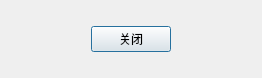
Before: the Qt Designer form ImageShop/FeatureExtraction.ui in Ning-Yin/ImageShop, drawn with Qt 5.
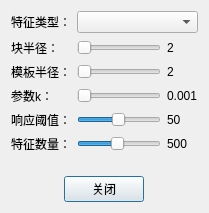
After: the same form once the commit is applied.

```diff
--- a/ImageShop/FeatureExtraction.ui
+++ b/ImageShop/FeatureExtraction.ui
@@ -6,45 +6,293 @@
    <rect>
     <x>0</x>
     <y>0</y>
-    <width>262</width>
-    <height>78</height>
+    <width>204</width>
+    <height>213</height>
    </rect>
   </property>
   <property name="windowTitle">
    <string>特征提取</string>
   </property>
   <layout class="QGridLayout" name="gridLayout">
+   <item row="4" column="0">
+    <widget class="QLabel" name="labelRt">
+     <property name="text">
+      <string>响应阈值：</string>
+     </property>
+    </widget>
+   </item>
+   <item row="4" column="1">
+    <widget class="QSlider" name="sliderRt">
+     <property name="sizePolicy">
+      <sizepolicy hsizetype="Fixed" vsizetype="Fixed">
+       <horstretch>0</horstretch>
+       <verstretch>0</verstretch>
+      </sizepolicy>
+     </property>
+     <property name="minimum">
+      <number>1</number>
+     </property>
+     <property name="maximum">
+      <number>100</number>
+     </property>
+     <property name="value">
+      <number>50</number>
+     </property>
+     <property name="orientation">
+      <enum>Qt::Horizontal</enum>
+     </property>
+    </widget>
+   </item>
+   <item row="7" column="0" colspan="3" alignment="Qt::AlignHCenter">
+    <widget class="QPushButton" name="pushButton">
+     <property name="sizePolicy">
+      <sizepolicy hsizetype="Fixed" vsizetype="Fixed">
+       <horstretch>0</horstretch>
+       <verstretch>0</verstretch>
+      </sizepolicy>
+     </property>
+     <property name="text">
+      <string>关闭</string>
+     </property>
+    </widget>
+   </item>
+   <item row="3" column="2">
+    <widget class="QLabel" name="valueK">
+     <property name="sizePolicy">
+      <sizepolicy hsizetype="Fixed" vsizetype="Preferred">
+       <horstretch>0</horstretch>
+       <verstretch>0</verstretch>
+      </sizepolicy>
+     </property>
+     <property name="text">
+      <string>0.001</string>
+     </property>
+    </widget>
+   </item>
+   <item row="1" column="2">
+    <widget class="QLabel" name="valueBr">
+     <property name="sizePolicy">
+      <sizepolicy hsizetype="Fixed" vsizetype="Preferred">
+       <horstretch>0</horstretch>
+       <verstretch>0</verstretch>
+      </sizepolicy>
+     </property>
+     <property name="text">
+      <string>2    </string>
+     </property>
+    </widget>
+   </item>
+   <item row="0" column="1" colspan="2">
+    <widget class="QComboBox" name="comboBox">
+     <property name="sizePolicy">
+      <sizepolicy hsizetype="Preferred" vsizetype="Fixed">
+       <horstretch>0</horstretch>
+       <verstretch>0</verstretch>
+      </sizepolicy>
+     </property>
+     <property name="currentIndex">
+      <number>-1</number>
+     </property>
+     <item>
+      <property name="text">
+       <string>Harris角点</string>
+      </property>
+     </item>
+     <item>
+      <property name="text">
+       <string>最小特征值角点</string>
+      </property>
+     </item>
+     <item>
+      <property name="text">
+       <string>ORB特征</string>
+      </property>
+     </item>
+     <item>
+      <property name="text">
+       <string>FAST特征</string>
+      </property>
+     </item>
+     <item>
+      <property name="text">
+       <string>BRISK特征</string>
+      </property>
+     </item>
+     <item>
+      <property name="text">
+       <string>MSER特征</string>
+      </property>
+     </item>
+    </widget>
+   </item>
+   <item row="2" column="2">
+    <widget class="QLabel" name="valueKr">
+     <property name="sizePolicy">
+      <sizepolicy hsizetype="Fixed" vsizetype="Preferred">
+       <horstretch>0</horstretch>
+       <verstretch>0</verstretch>
+      </sizepolicy>
+     </property>
+     <property name="text">
+      <string>2    </string>
+     </property>
+    </widget>
+   </item>
+   <item row="2" column="1">
+    <widget class="QSlider" name="sliderKr">
+     <property name="sizePolicy">
+      <sizepolicy hsizetype="Fixed" vsizetype="Fixed">
+       <horstretch>0</horstretch>
+       <verstretch>0</verstretch>
+      </sizepolicy>
+     </property>
+     <property name="minimum">
+      <number>2</number>
+     </property>
+     <property name="maximum">
+      <number>16</number>
+     </property>
+     <property name="orientation">
+      <enum>Qt::Horizontal</enum>
+     </property>
+    </widget>
+   </item>
+   <item row="1" column="0">
+    <widget class="QLabel" name="labelBr">
+     <property name="text">
+      <string>块半径：</string>
+     </property>
+    </widget>
+   </item>
    <item row="0" column="0">
-    <layout class="QHBoxLayout">
-     <property name="spacing">
-      <number>6</number>
+    <widget class="QLabel" name="label">
+     <property name="sizePolicy">
+      <sizepolicy hsizetype="Fixed" vsizetype="Fixed">
+       <horstretch>0</horstretch>
+       <verstretch>0</verstretch>
+      </sizepolicy>
      </property>
-     <property name="leftMargin">
-      <number>0</number>
+     <property name="text">
+      <string>特征类型：</string>
      </property>
-     <property name="topMargin">
-      <number>0</number>
+    </widget>
+   </item>
+   <item row="6" column="0" colspan="3">
+    <spacer name="verticalSpacer">
+     <property name="orientation">
+      <enum>Qt::Vertical</enum>
      </property>
-     <property name="rightMargin">
-      <number>0</number>
+     <property name="sizeHint" stdset="0">
+      <size>
+       <width>20</width>
+       <height>40</height>
+      </size>
      </property>
-     <property name="bottomMargin">
-      <number>0</number>
+    </spacer>
+   </item>
+   <item row="4" column="2">
+    <widget class="QLabel" name="valueRt">
+     <property name="sizePolicy">
+      <sizepolicy hsizetype="Fixed" vsizetype="Preferred">
+       <horstretch>0</horstretch>
+       <verstretch>0</verstretch>
+      </sizepolicy>
      </property>
-     <item>
-      <widget class="QPushButton" name="pushButton">
-       <property name="sizePolicy">
-        <sizepolicy hsizetype="Fixed" vsizetype="Fixed">
-         <horstretch>0</horstretch>
-         <verstretch>0</verstretch>
-        </sizepolicy>
-       </property>
-       <property name="text">
-        <string>关闭</string>
-       </property>
-      </widget>
-     </item>
-    </layout>
+     <property name="text">
+      <string>50   </string>
+     </property>
+    </widget>
+   </item>
+   <item row="3" column="1">
+    <widget class="QSlider" name="sliderK">
+     <property name="sizePolicy">
+      <sizepolicy hsizetype="Fixed" vsizetype="Fixed">
+       <horstretch>0</horstretch>
+       <verstretch>0</verstretch>
+      </sizepolicy>
+     </property>
+     <property name="minimum">
+      <number>1</number>
+     </property>
+     <property name="orientation">
+      <enum>Qt::Horizontal</enum>
+     </property>
+    </widget>
+   </item>
+   <item row="2" column="0">
+    <widget class="QLabel" name="labelKr">
+     <property name="text">
+      <string>模板半径：</string>
+     </property>
+    </widget>
+   </item>
+   <item row="1" column="1">
+    <widget class="QSlider" name="sliderBr">
+     <property name="sizePolicy">
+      <sizepolicy hsizetype="Fixed" vsizetype="Fixed">
+       <horstretch>0</horstretch>
+       <verstretch>0</verstretch>
+      </sizepolicy>
+     </property>
+     <property name="minimum">
+      <number>2</number>
+     </property>
+     <property name="maximum">
+      <number>40</number>
+     </property>
+     <property name="orientation">
+      <enum>Qt::Horizontal</enum>
+     </property>
+    </widget>
+   </item>
+   <item row="3" column="0">
+    <widget class="QLabel" name="labelK">
+     <property name="text">
+      <string>参数k：</string>
+     </property>
+    </widget>
+   </item>
+   <item row="5" column="0">
+    <widget class="QLabel" name="labelNf">
+     <property name="text">
+      <string>特征数量：</string>
+     </property>
+    </widget>
+   </item>
+   <item row="5" column="1">
+    <widget class="QSlider" name="sliderNf">
+     <property name="sizePolicy">
+      <sizepolicy hsizetype="Fixed" vsizetype="Fixed">
+       <horstretch>0</horstretch>
+       <verstretch>0</verstretch>
+      </sizepolicy>
+     </property>
+     <property name="minimum">
+      <number>50</number>
+     </property>
+     <property name="maximum">
+      <number>1000</number>
+     </property>
+     <property name="value">
+      <number>500</number>
+     </property>
+     <property name="orientation">
+      <enum>Qt::Horizontal</enum>
+     </property>
+    </widget>
+   </item>
+   <item row="5" column="2">
+    <widget class="QLabel" name="valueNf">
+     <property name="sizePolicy">
+      <sizepolicy hsizetype="Fixed" vsizetype="Preferred">
+       <horstretch>0</horstretch>
+       <verstretch>0</verstretch>
+      </sizepolicy>
+     </property>
+     <property name="text">
+      <string>500  </string>
+     </property>
+    </widget>
    </item>
   </layout>
  </widget>
```
Left out of the diff: 4 changed lines with no effect on the pictures.
